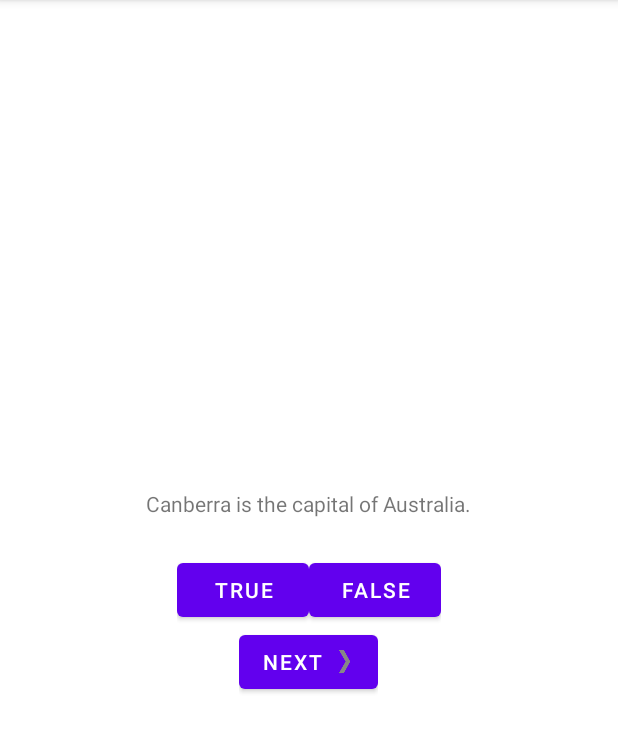
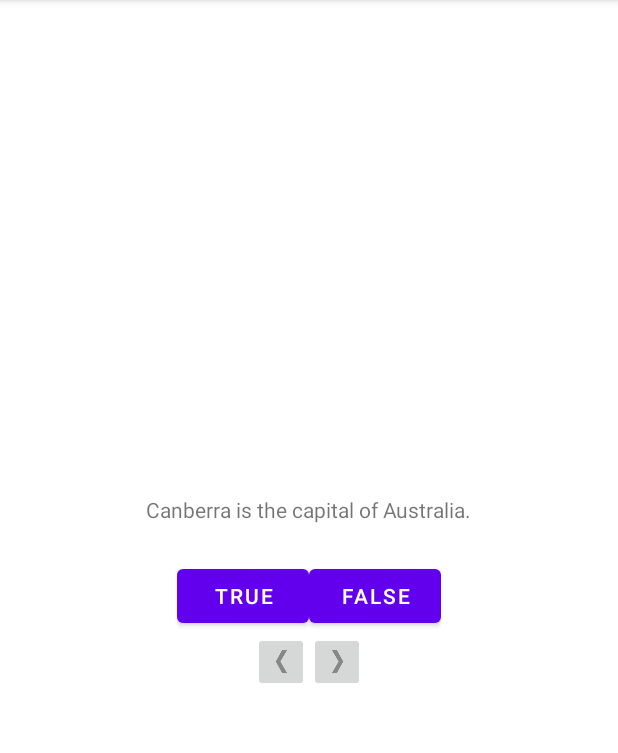
Before and after one commit to shaynguyen/Android-Programming, an Android app: the screen it shows after launch (MainActivity), on a phone screen of 412 x 824 dp, the part 84-837 px from its top. Run offline under Robolectric (Android 15) with nearby library versions, the phone set to English and light mode, and no system bars.

Commit message:
2: Challenges
1) Clicking on the question will move to the next question
2) Add a previous button (go back)
3) Replace prev/next button with ImageButton

```diff
--- a/geoquiz/src/main/java/com/bignerdranch/android/geoquiz/MainActivity.kt
+++ b/geoquiz/src/main/java/com/bignerdranch/android/geoquiz/MainActivity.kt
@@ -4,13 +4,16 @@ import androidx.appcompat.app.AppCompatActivity
 import android.os.Bundle
 import android.view.View
 import android.widget.Button
+import android.widget.ImageButton
 import android.widget.TextView
 import android.widget.Toast
 
 class MainActivity : AppCompatActivity() {
     private lateinit var trueButton: Button
     private lateinit var falseButton: Button
-    private lateinit var nextButton: Button
+    private lateinit var prevButton: ImageButton
+    private lateinit var nextButton: ImageButton
+
     private lateinit var questionTextView: TextView
 
     private val questionBank = listOf(
@@ -31,7 +34,13 @@ class MainActivity : AppCompatActivity() {
         questionTextView = findViewById(R.id.question_text_view)
         trueButton = findViewById(R.id.true_button)
         falseButton = findViewById(R.id.false_button)
+        prevButton = findViewById(R.id.prev_button)
         nextButton = findViewById(R.id.next_button)
+
+        questionTextView.setOnClickListener { view: View ->
+            nextQuestion()
+            updateQuestion()
+        }
 
         trueButton.setOnClickListener { view: View ->
             checkAnswer(true)
@@ -41,8 +50,13 @@ class MainActivity : AppCompatActivity() {
             checkAnswer(false)
         }
 
+        prevButton.setOnClickListener {
+            prevQuestion()
+            updateQuestion()
+        }
+
         nextButton.setOnClickListener { view: View ->
-            currentIndex = (currentIndex + 1) % questionBank.size
+            nextQuestion()
             updateQuestion()
         }
 
@@ -55,10 +69,21 @@ class MainActivity : AppCompatActivity() {
     }
 
     private fun checkAnswer(userAnswer: Boolean) {
-        if(userAnswer == questionBank[currentIndex].answer) {
+        if (userAnswer == questionBank[currentIndex].answer) {
             Toast.makeText(this, R.string.correct_toast, Toast.LENGTH_SHORT).show()
         } else {
-            Toast.makeText(this, R.string.incorrect_toast, Toast.LENGTH_SHORT) .show()
+            Toast.makeText(this, R.string.incorrect_toast, Toast.LENGTH_SHORT).show()
         }
     }
+
+    private fun prevQuestion() {
+        currentIndex = if (currentIndex - 1 < 0) {
+            questionBank.size - 1
+        } else {
+            currentIndex - 1
+        }
+    }
+    private fun nextQuestion() {
+        currentIndex = (currentIndex + 1) % questionBank.size
+    }
 }
--- a/geoquiz/src/main/res/layout/activity_main.xml
+++ b/geoquiz/src/main/res/layout/activity_main.xml
@@ -36,13 +36,21 @@
         android:layout_width="wrap_content"
         android:layout_height="wrap_content">
 
-        <Button
+        <ImageButton
+            android:id="@+id/prev_button"
+            android:layout_width="wrap_content"
+            android:layout_height="wrap_content"
+            android:contentDescription="@string/left_arrow"
+            android:drawablePadding="4dp"
+            android:src="@drawable/arrow_left" />
+
+        <ImageButton
             android:id="@+id/next_button"
             android:layout_width="wrap_content"
             android:layout_height="wrap_content"
-            android:drawableEnd="@drawable/arrow_right"
+            android:contentDescription="@string/right_arrow"
             android:drawablePadding="4dp"
-            android:text="@string/next_button" />
+            android:src="@drawable/arrow_right" />
     </LinearLayout>
 
 </LinearLayout>
--- a/geoquiz/src/main/res/values/strings.xml
+++ b/geoquiz/src/main/res/values/strings.xml
@@ -5,6 +5,11 @@
     <string name="true_button">True</string>
     <string name="false_button">False</string>
     <string name="next_button">Next</string>
+    <string name="prev_button">Prev</string>
+
+    <!-- image button -->
+    <string name="right_arrow">right arrow</string>
+    <string name="left_arrow">left arrow</string>
 
     <!-- toast -->
     <string name="correct_toast">Correct!</string>
@@ -17,4 +22,6 @@
     <string name="question_africa">The source of the Nile River is in Egypt.</string>
     <string name="question_americas">The Amazon River is the longest river in the Americas.</string>
     <string name="question_asia">Lake Baikal is the world\'s oldest and deepest freshwater lake.</string>
+
+
 </resources>
```
